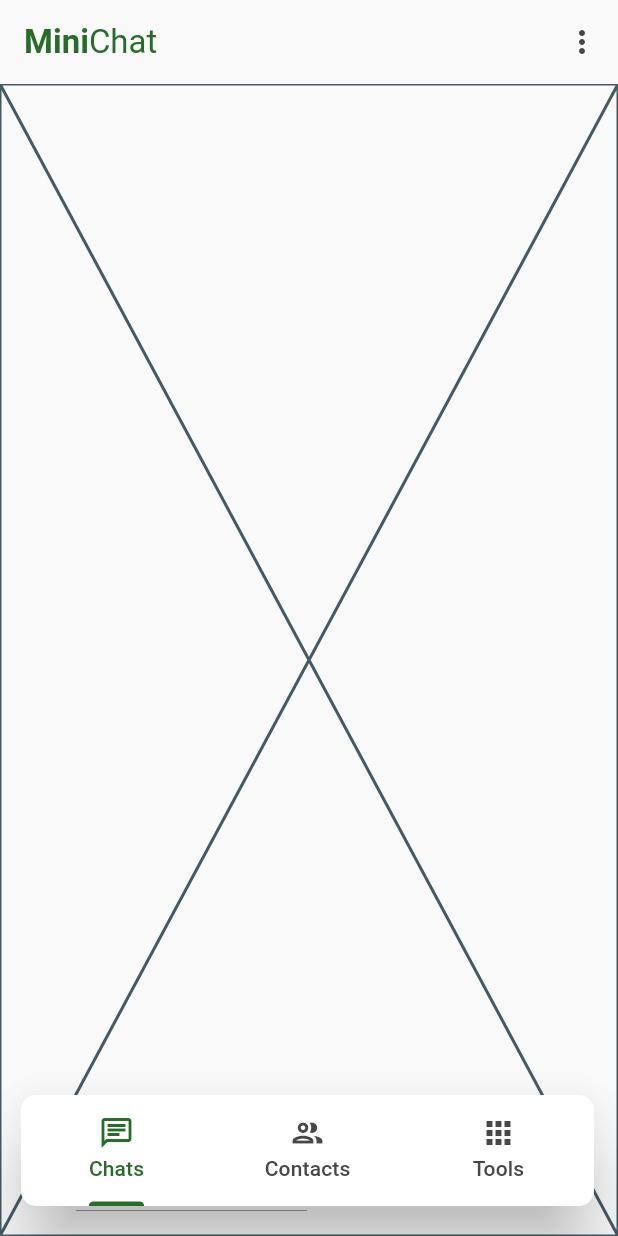
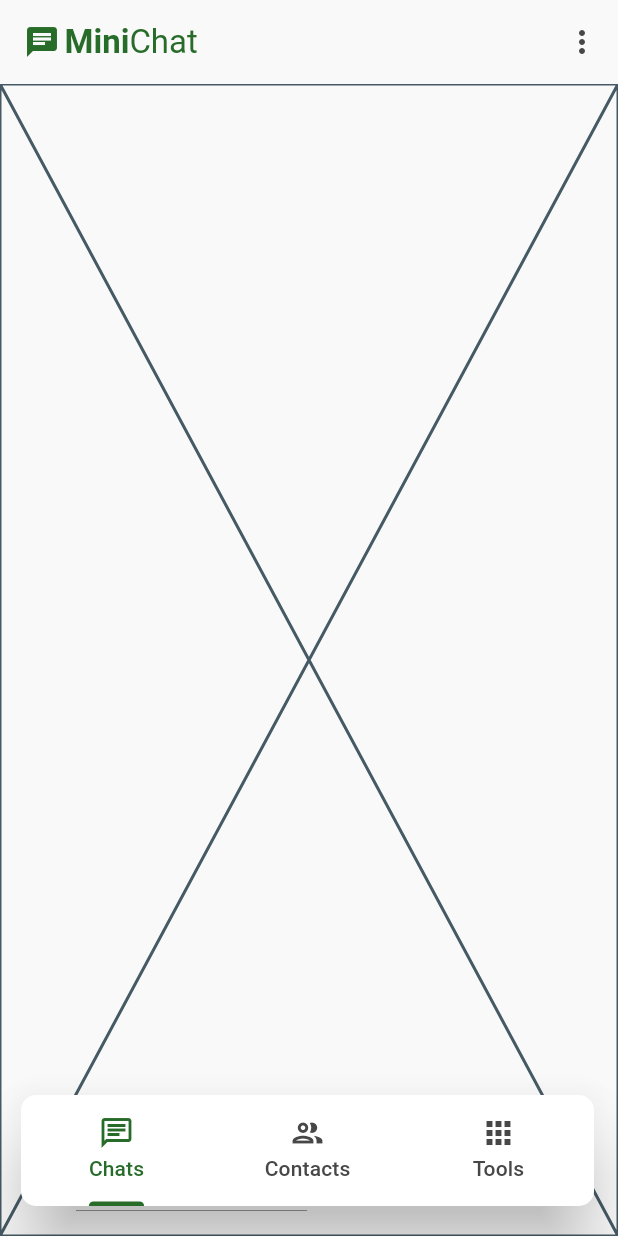
Before and after one commit to Muzakki839/flutter-minichat, a Flutter app: the screen it shows after launch, on a phone screen of 412 x 824 dp. Run offline on Flutter 3.47's test engine with Material 3 defaults, Android fonts, the phone set to English and light mode, and no system bars.

Commit message:
feat: Add chat icon to AppTitle widget

```diff
--- a/lib/widgets/app_title.dart
+++ b/lib/widgets/app_title.dart
@@ -12,6 +12,11 @@ class AppTitle extends StatelessWidget {
     return Row(
       mainAxisSize: MainAxisSize.min,
       children: [
+        Icon(
+          Icons.chat,
+          color: theme.primary,
+        ),
+        SizedBox(width: 3),
         Text(
           "Mini",
           style: TextStyle(
@@ -25,7 +30,7 @@ class AppTitle extends StatelessWidget {
             color: theme.primary,
             fontWeight: FontWeight.normal,
           ),
-        )
+        ),
       ],
     );
   }
```
